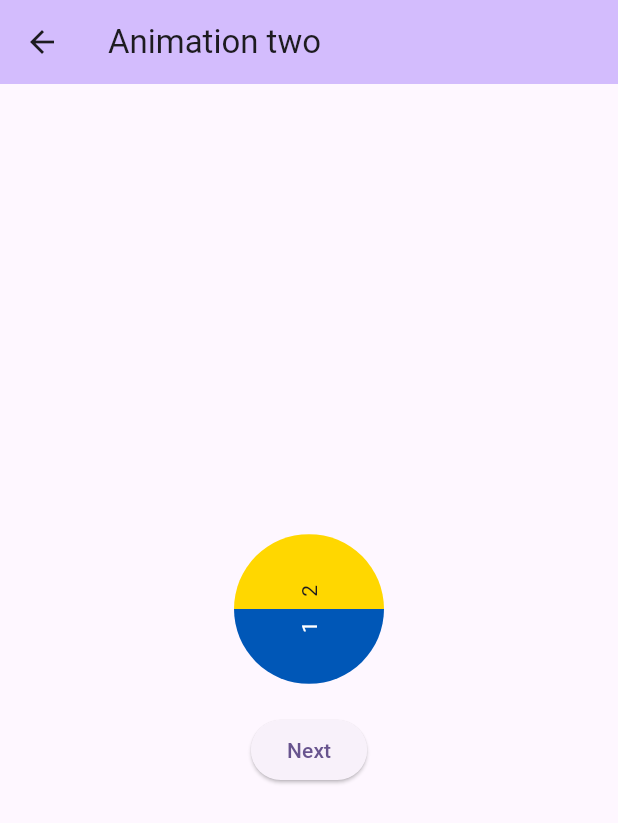
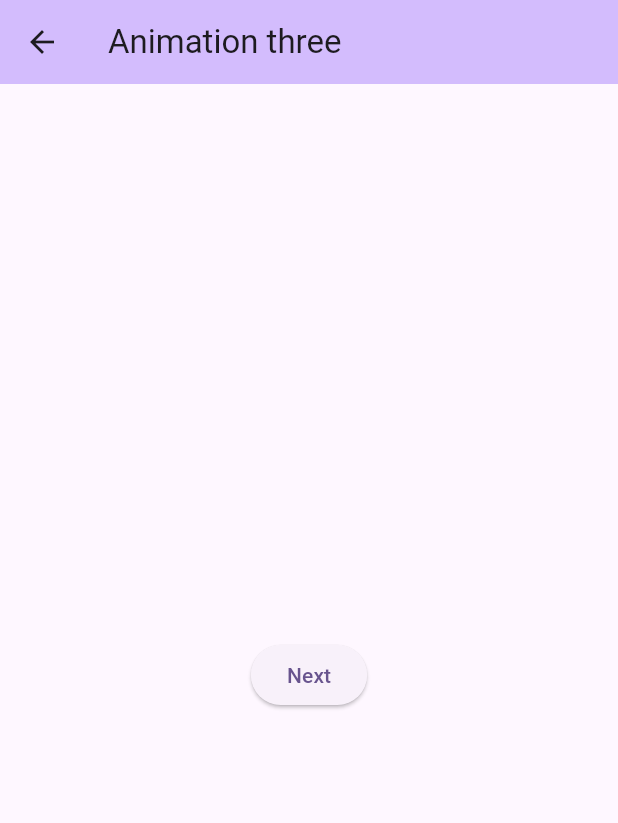
Before and after one commit to EasinHosen/animation_practice_flutter, a Flutter app: the ExampleTwoPage screen opened by its route, after a tap on "Next", on a phone screen of 412 x 824 dp. Shown: the top 823 px of the screen. Run offline on Flutter 3.47's test engine with Material 2 defaults, Android fonts, the phone set to English and light mode, and no system bars.

Commit message:
feat: example three page initiated

```diff
--- /dev/null
+++ b/lib/pages/example_three_page.dart
@@ -0,0 +1,36 @@
+import 'package:flutter/material.dart';
+
+class ExampleThreePage extends StatefulWidget {
+  const ExampleThreePage({super.key});
+  static const String routeName = '/example_three_page';
+
+  @override
+  State<ExampleThreePage> createState() => _ExampleThreePageState();
+}
+
+class _ExampleThreePageState extends State<ExampleThreePage> {
+  @override
+  Widget build(BuildContext context) {
+    return Scaffold(
+      appBar: AppBar(
+        title: const Text('Animation three'),
+        backgroundColor: Theme.of(context).colorScheme.inversePrimary,
+      ),
+      body: Center(
+        child: Column(
+          mainAxisAlignment: MainAxisAlignment.center,
+          children: [
+            const SizedBox(
+              height: 20,
+            ),
+            ElevatedButton(
+                onPressed: () {
+                  // Navigator.pushNamed(context, ExampleThreePage.routeName);
+                },
+                child: const Text('Next'))
+          ],
+        ),
+      ),
+    );
+  }
+}
--- a/lib/pages/example_two_page.dart
+++ b/lib/pages/example_two_page.dart
@@ -1,5 +1,6 @@
 import 'dart:math';
 
+import 'package:animation_practice/pages/example_three_page.dart';
 import 'package:flutter/material.dart';
 
 enum CircleSide {
@@ -237,7 +238,7 @@ class _ExampleTwoPageState extends State<ExampleTwoPage>
             ),
             ElevatedButton(
                 onPressed: () {
-                  // Navigator.pushNamed(context, AnimationTwoPage.routeName);
+                  Navigator.pushNamed(context, ExampleThreePage.routeName);
                 },
                 child: const Text('Next'))
           ],
--- a/lib/utils/app_routes.dart
+++ b/lib/utils/app_routes.dart
@@ -1,4 +1,5 @@
 import 'package:animation_practice/pages/example_one_page.dart';
+import 'package:animation_practice/pages/example_three_page.dart';
 import 'package:flutter/material.dart';
 
 import '../pages/example_two_page.dart';
@@ -7,5 +8,6 @@ class AppRoute {
   static final Map<String, WidgetBuilder> routes = <String, WidgetBuilder>{
     ExampleOnePage.routeName: (context) => const ExampleOnePage(),
     ExampleTwoPage.routeName: (context) => const ExampleTwoPage(),
+    ExampleThreePage.routeName: (context) => const ExampleThreePage(),
   };
 }
```
